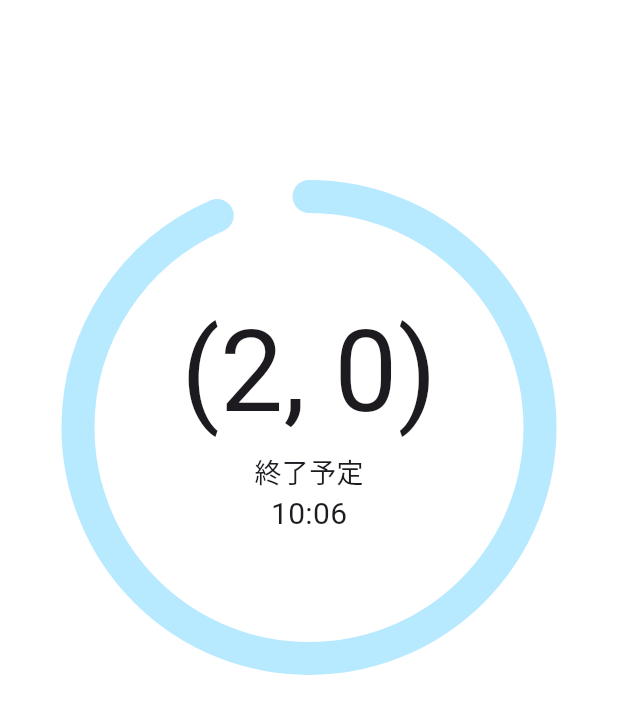
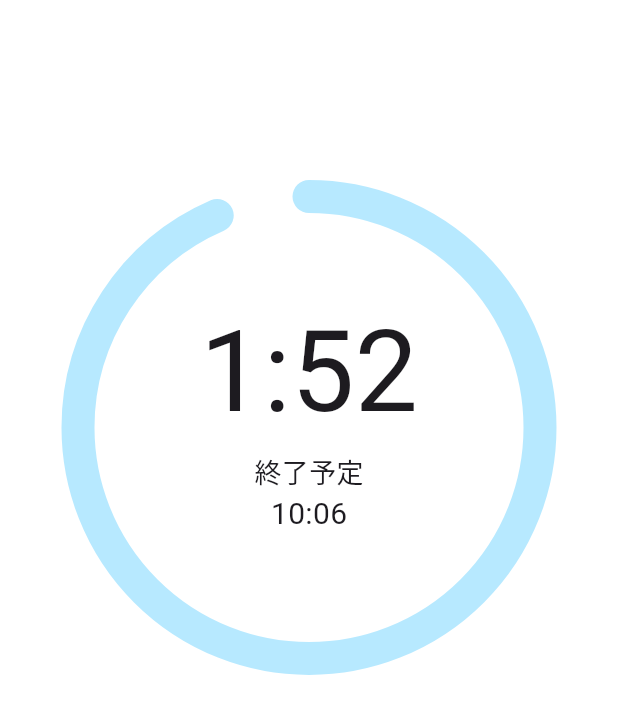
Before and after one commit to skyrinrin/projects, a Flutter app: the screen it shows after launch, on a phone screen of 412 x 824 dp. Shown: the top 714 px of the screen. Run offline on Flutter 3.47's test engine with Material 3 defaults, Android fonts, the phone set to English and light mode, and no system bars.

Commit message:
'時間が表示されるようになった'

```diff
--- a/pomodoro_timer_app/lib/presentation/timer/sample.dart
+++ b/pomodoro_timer_app/lib/presentation/timer/sample.dart
@@ -31,8 +31,6 @@ class _CircularTimerState extends State<CircularTimer>
 
   @override
   Widget build(BuildContext context) {
-    final Application app = Application();
-
     return AnimatedBuilder(
       animation: _controller,
       builder: (context, child) {
@@ -41,9 +39,9 @@ class _CircularTimerState extends State<CircularTimer>
           painter: TimerPainter(progress),
           child: Center(
             child: TimerValue(
-              time: '${app.getProgressTime(widget.duration.inSeconds)}',
+              // time: '${(widget.duration.inSeconds)}',
               // time: '${) (widget.duration.inSeconds * progress).round()}',
-              // time: '${(widget.duration.inSeconds * progress).round()}',
+              time: (widget.duration.inSeconds * progress).round(),
             ),
             // child: Text(
             //   '${(widget.duration.inSeconds * progress).round()} s',
--- a/pomodoro_timer_app/lib/presentation/timer/timer_value.dart
+++ b/pomodoro_timer_app/lib/presentation/timer/timer_value.dart
@@ -1,8 +1,9 @@
 import 'package:flutter/material.dart';
+import 'package:pomodoro_timer_app/application.dart';
 
 class TimerValue extends StatefulWidget {
   const TimerValue({super.key, required this.time});
-  final time;
+  final int time;
 
   @override
   State<TimerValue> createState() => _TimerValueState();
@@ -11,13 +12,18 @@ class TimerValue extends StatefulWidget {
 class _TimerValueState extends State<TimerValue> {
   @override
   Widget build(BuildContext context) {
+    final app = Application();
+    final _time = app.getProgressTime(widget.time);
+    final _hour = '${_time.$1}'.padLeft(1, '0');
+    final _second = '${_time.$2}'.padLeft(2, '0');
+
     return Container(
       // color: Colors.orangeAccent,
       height: 180,
       width: 206,
       child: Column(
         children: [
-          Text(widget.time, style: TextStyle(fontSize: 75)),
+          Text('$_hour:$_second', style: TextStyle(fontSize: 75)),
           // Text('5:00', style: TextStyle(fontSize: 75, height: 1.0)),
           // SizedBox(height: 40),
           Text('終了予定', style: TextStyle(fontSize: 18)),
```
